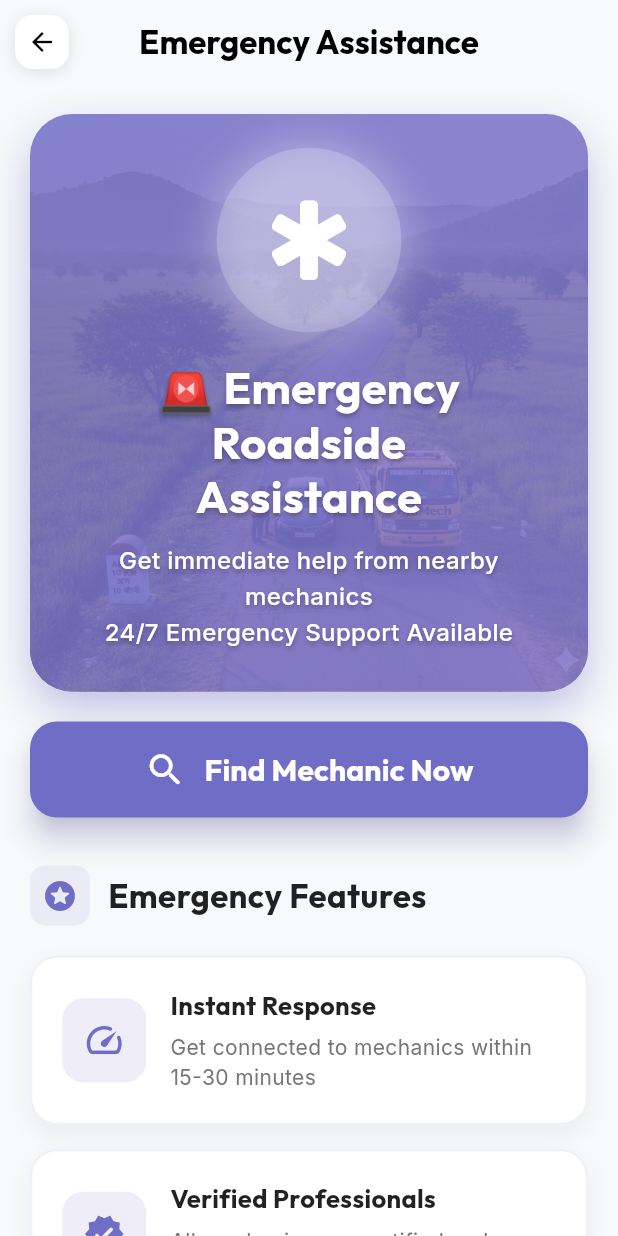
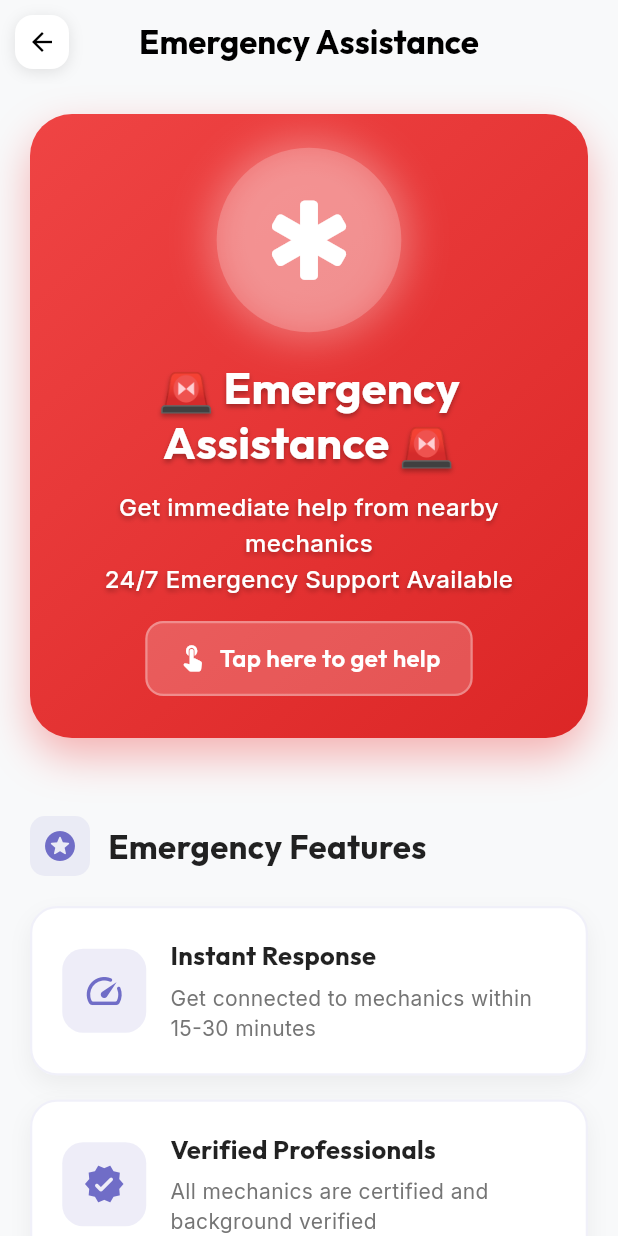
Before and after one commit to mechkeys791-arch/Dyganox, a Flutter app: the EmergencyAssistancePage screen opened directly, on a phone screen of 412 x 824 dp. Run offline on Flutter 3.47's test engine with Material 3 defaults, Android fonts, the phone set to English and light mode, and no system bars; our stand-ins replace geolocator, google_fonts, google_maps_flutter, image_picker, shared_preferences; missing offline and left inert: flutter_polyline_points; accounts and stored records are empty.

Commit message:
emergency

```diff
--- a/lib/emergency_assistance_page.dart
+++ b/lib/emergency_assistance_page.dart
@@ -258,9 +258,6 @@ class _EmergencyAssistancePageState extends State<EmergencyAssistancePage>
 
   @override
   Widget build(BuildContext context) {
-    final screenWidth = MediaQuery.of(context).size.width;
-    final screenHeight = MediaQuery.of(context).size.height;
-
     return Scaffold(
       backgroundColor: const Color(0xFFF8F9FA),
       appBar: AppBar(
@@ -300,47 +297,33 @@ class _EmergencyAssistancePageState extends State<EmergencyAssistancePage>
           physics: const BouncingScrollPhysics(),
           child: Column(
             children: [
-              // Hero Emergency Banner with Background Image
-              Container(
+              // Hero Emergency Banner - Clickable
+              GestureDetector(
+                onTap: () {
+                  HapticFeedback.mediumImpact();
+                  _showVehicleTypeDialog();
+                },
+                child: Container(
                   margin: const EdgeInsets.all(20),
                   decoration: BoxDecoration(
+                    gradient: const LinearGradient(
+                      colors: [
+                        Color(0xFFEF4444), // Reddish color
+                        Color(0xFFDC2626), // Darker reddish color
+                      ],
+                      begin: Alignment.topLeft,
+                      end: Alignment.bottomRight,
+                    ),
                     borderRadius: BorderRadius.circular(28),
                     boxShadow: [
                       BoxShadow(
-                      color: const Color(0xFF706DC7).withOpacity(0.4),
+                        color: const Color(0xFFEF4444).withOpacity(0.4),
                         blurRadius: 24,
                         offset: const Offset(0, 12),
                       ),
                     ],
                   ),
-                child: ClipRRect(
-                  borderRadius: BorderRadius.circular(28),
-                  child: Stack(
-                    children: [
-                      // Background Image
-                      Positioned.fill(
-                        child: Image.asset(
-                          'assets/icons/eva_on_road.png',
-                          fit: BoxFit.cover,
-                        ),
-                      ),
-                      // Gradient Overlay for readability
-                      Positioned.fill(
-                        child: Container(
-                          decoration: BoxDecoration(
-                            gradient: LinearGradient(
-                              colors: [
-                                const Color(0xFF706DC7).withOpacity(0.85),
-                                const Color(0xFF8B7ED8).withOpacity(0.85),
-                              ],
-                              begin: Alignment.topLeft,
-                              end: Alignment.bottomRight,
-                            ),
-                          ),
-                        ),
-                      ),
-                      // Content
-                      Padding(
+                  child: Padding(
                     padding: const EdgeInsets.all(28),
                     child: Column(
                       children: [
@@ -368,7 +351,7 @@ class _EmergencyAssistancePageState extends State<EmergencyAssistancePage>
                         ),
                         const SizedBox(height: 24),
                         Text(
-                              '🚨 Emergency Roadside\nAssistance',
+                          '🚨 Emergency Assistance 🚨',
                           textAlign: TextAlign.center,
                           style: GoogleFonts.outfit(
                             color: Colors.white,
@@ -402,47 +385,40 @@ class _EmergencyAssistancePageState extends State<EmergencyAssistancePage>
                             ],
                           ),
                         ),
-                          ],
-                        ),
-                      ),
-                    ],
-                  ),
-                ),
-              ),
-
-              // Main CTA Button
+                        const SizedBox(height: 16),
+                        // Tap instruction
                         Container(
-                margin: const EdgeInsets.symmetric(horizontal: 20),
-                width: double.infinity,
-                height: 64,
-                child: ElevatedButton(
-                  onPressed: _showVehicleTypeDialog,
-                  style: ElevatedButton.styleFrom(
-                    backgroundColor: const Color(0xFF706DC7),
-                    shape: RoundedRectangleBorder(
-                      borderRadius: BorderRadius.circular(18),
-                    ),
-                    elevation: 8,
-                    shadowColor: const Color(0xFF706DC7).withOpacity(0.5),
+                          padding: const EdgeInsets.symmetric(horizontal: 20, vertical: 12),
+                          decoration: BoxDecoration(
+                            color: Colors.white.withOpacity(0.2),
+                            borderRadius: BorderRadius.circular(12),
+                            border: Border.all(
+                              color: Colors.white.withOpacity(0.3),
+                              width: 1.5,
+                            ),
                           ),
                           child: Row(
-                    mainAxisAlignment: MainAxisAlignment.center,
+                            mainAxisSize: MainAxisSize.min,
                             children: [
                               const Icon(
-                        Icons.search_rounded,
-                        color: Colors.white,
-                        size: 28,
-                      ),
-                      const SizedBox(width: 12),
-                      Text(
-                        'Find Mechanic Now',
-                        style: GoogleFonts.outfit(
-                          fontSize: 20,
-                          fontWeight: FontWeight.bold,
-                          color: Colors.white,
-                        ),
-                      ),
-                    ],
+                                Icons.touch_app_rounded,
+                                color: Colors.white,
+                                size: 20,
+                              ),
+                              const SizedBox(width: 8),
+                              Text(
+                                'Tap here to get help',
+                                style: GoogleFonts.outfit(
+                                  color: Colors.white,
+                                  fontSize: 16,
+                                  fontWeight: FontWeight.w600,
+                                ),
+                              ),
+                            ],
+                          ),
+                        ),
+                      ],
+                    ),
                   ),
                 ),
               ),
```
Also changed, not shown: lib/homepage.dart (+42 -101 lines). Lines whose indentation alone changed are shown as unchanged.
